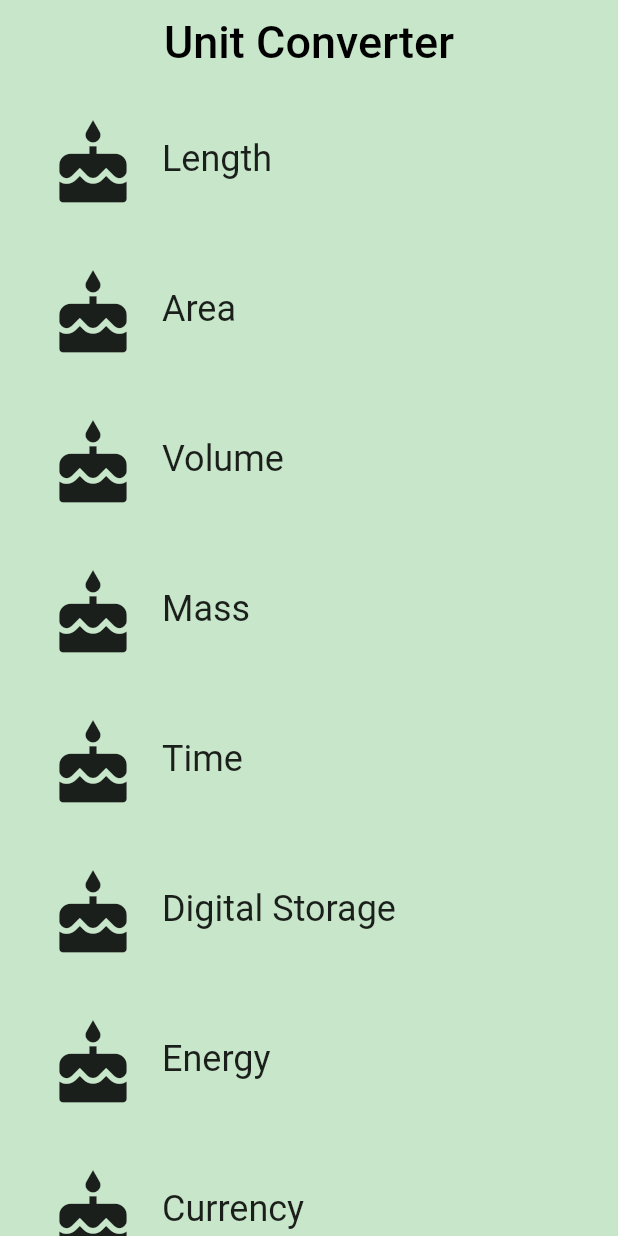
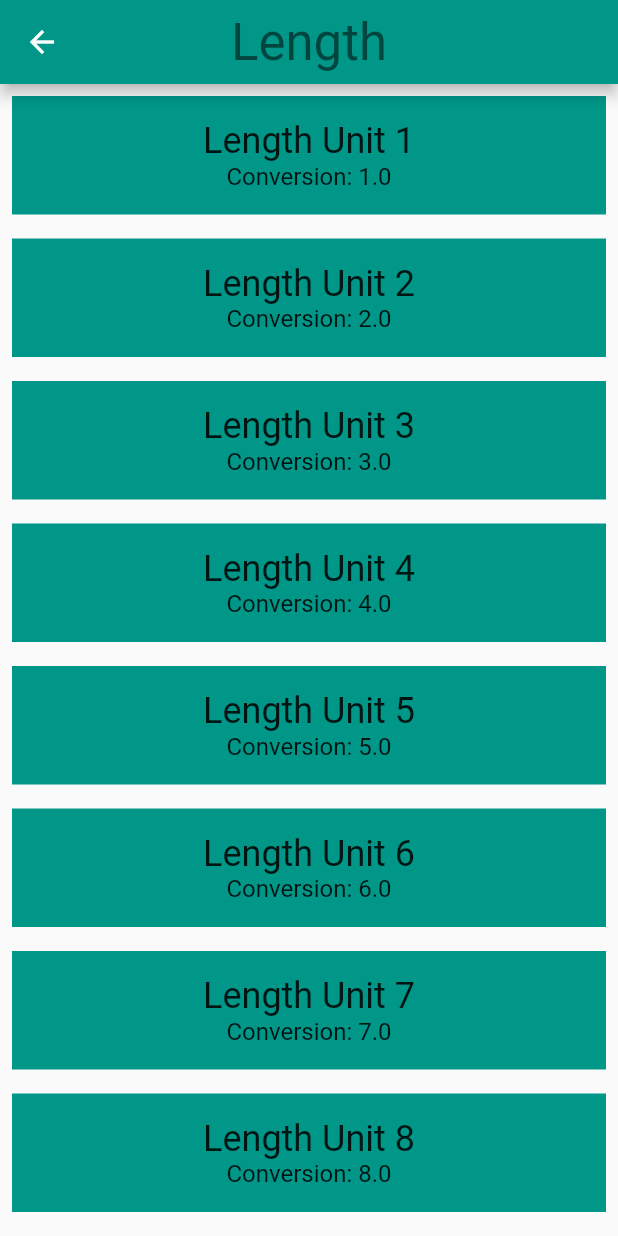
Before and after one commit to runnerro4d/Flutter, a Flutter app: the screen it shows after launch, after a tap on "Length", on a phone screen of 412 x 824 dp. Run offline on Flutter 3.47's test engine with Material 2 defaults, Android fonts, the phone set to English and light mode, and no system bars.

Commit message:
Responsive App

```diff
--- a/lib/category.dart
+++ b/lib/category.dart
@@ -7,6 +7,9 @@
 import 'package:flutter/material.dart';
 // @required is defined in the meta.dart package
 import 'package:meta/meta.dart';
+
+import 'converter_route.dart';
+import 'unit.dart';
 
 // We use an underscore to indicate that these variables are private.
 // See https://www.dartlang.org/guides/language/effective-dart/design#libraries
@@ -21,6 +24,7 @@ class Category extends StatelessWidget {
   final String name;
   final ColorSwatch color;
   final IconData iconLocation;
+  final List<Unit> units;
 
   /// Creates a [Category].
   ///
@@ -34,10 +38,36 @@ class Category extends StatelessWidget {
     @required this.name,
     @required this.color,
     @required this.iconLocation,
+    @required this.units,
   })  : assert(name != null),
         assert(color != null),
         assert(iconLocation != null),
+        assert(units != null),
         super(key: key);
+
+  /// Navigates to the [ConverterRoute].
+  void _navigateToConverter(BuildContext context) {
+    // TODO: Using the Navigator, navigate to the [ConverterRoute]
+    if (Navigator.of(context).canPop()) {
+      Navigator.of(context).pop();
+    }
+
+    Navigator.of(context)
+        .push(MaterialPageRoute(builder: (BuildContext context) {
+      return Scaffold(
+          appBar: AppBar(
+            backgroundColor: color,
+            title: Text(name,style: Theme.of(context).textTheme.display1,),
+            centerTitle: true,
+
+          ),
+          body: ConverterRoute(
+            units: units,
+            name: name,
+            color: color,
+          ));
+    }));
+  }
 
   /// Builds a custom widget that shows [Category] information.
   ///
@@ -58,8 +88,10 @@ class Category extends StatelessWidget {
           splashColor: color,
           // We can use either the () => function() or the () { function(); }
           // syntax.
+          // TODO: Update this onTap property to call _navigateToConverter()
           onTap: () {
             print('I was tapped!');
+            _navigateToConverter(context);
           },
           child: Padding(
             padding: EdgeInsets.all(8.0),
--- a/lib/category_route.dart
+++ b/lib/category_route.dart
@@ -3,7 +3,9 @@
 // found in the LICENSE file.
 
 import 'package:flutter/material.dart';
+
 import 'category.dart';
+import 'unit.dart';
 
 final _backgroundColor = Colors.green[100];
 
@@ -39,44 +41,57 @@ class CategoryRoute extends StatelessWidget {
     Colors.red,
   ];
 
+  /// Makes the correct number of rows for the list view.
+  ///
+  /// For portrait, we use a [ListView].
+  Widget _buildCategoryWidgets(List<Widget> categories) {
+    return ListView.builder(
+      itemBuilder: (BuildContext context, int index) => categories[index],
+      itemCount: categories.length,
+    );
+  }
 
-Widget _buildCategoryWidgets(List<Widget> categories){
-  return ListView.builder(itemBuilder: (BuildContext context, int index) => categories[index],
-      itemCount: categories.length,
-  );
-}
-
+  /// Returns a list of mock [Unit]s.
+  List<Unit> _retrieveUnitList(String categoryName) {
+    return List.generate(10, (int i) {
+      i += 1;
+      return Unit(
+        name: '$categoryName Unit $i',
+        conversion: i.toDouble(),
+      );
+    });
+  }
 
   @override
   Widget build(BuildContext context) {
-
     final categories = <Category>[];
 
-    for(var i = 0; i < _categoryNames.length; i++){
-      categories.add(Category(name: _categoryNames[i],
-          color: _baseColors[i],
-          iconLocation: Icons.cake));
+    for (var i = 0; i < _categoryNames.length; i++) {
+      categories.add(Category(
+        name: _categoryNames[i],
+        color: _baseColors[i],
+        iconLocation: Icons.cake,
+        units: _retrieveUnitList(_categoryNames[i]),
+      ));
     }
-    // TODO: Create a list of the eight Categories, using the names and colors
-    // from above. Use a placeholder icon, such as `Icons.cake` for each
-    // Category. We'll add custom icons later.
 
-    // TODO: Create a list view of the Categories
     final listView = Container(
       color: _backgroundColor,
-      padding: EdgeInsets.only(left: 8.0, right: 8.0),
-      child: _buildCategoryWidgets(categories)
+      padding: EdgeInsets.symmetric(horizontal: 8.0),
+      child: _buildCategoryWidgets(categories),
     );
 
-    // TODO: Create an App Bar
     final appBar = AppBar(
-      backgroundColor: _backgroundColor,
+      elevation: 0.0,
       title: Text(
         'Unit Converter',
-        style: TextStyle(fontSize: 30.0, color: Colors.black),
+        style: TextStyle(
+          color: Colors.black,
+          fontSize: 30.0,
+        ),
       ),
       centerTitle: true,
-      elevation: 0.0,
+      backgroundColor: _backgroundColor,
     );
 
     return Scaffold(
--- /dev/null
+++ b/lib/converter_route.dart
@@ -0,0 +1,60 @@
+// Copyright 2018 The Chromium Authors. All rights reserved.
+// Use of this source code is governed by a BSD-style license that can be
+// found in the LICENSE file.
+
+import 'package:flutter/material.dart';
+import 'package:meta/meta.dart';
+
+import 'unit.dart';
+
+/// Converter screen where users can input amounts to convert.
+///
+/// Currently, it just displays a list of mock units.
+///
+/// While it is named ConverterRoute, a more apt name would be ConverterScreen,
+/// because it is responsible for the UI at the route's destination.
+class ConverterRoute extends StatelessWidget {
+  /// Units for this [Category].
+  final List<Unit> units;
+  final String name;
+  final ColorSwatch color;
+
+  /// This [ConverterRoute] requires the name, color, and units to not be null.
+  // TODO: Pass in the [Category]'s name and color
+  const ConverterRoute({
+    @required this.units,
+    @required this.name,
+    @required this.color
+  }) : assert(units != null),
+        assert(name != null),
+        assert(color != null);
+
+  @override
+  Widget build(BuildContext context) {
+    // Here is just a placeholder for a list of mock units
+    final unitWidgets = units.map((Unit unit) {
+      // TODO: Set the color for this Container
+      return Container(
+        color: color,
+        margin: EdgeInsets.all(8.0),
+        padding: EdgeInsets.all(16.0),
+        child: Column(
+          children: <Widget>[
+            Text(
+              unit.name,
+              style: Theme.of(context).textTheme.headline,
+            ),
+            Text(
+              'Conversion: ${unit.conversion}',
+              style: Theme.of(context).textTheme.subhead,
+            ),
+          ],
+        ),
+      );
+    }).toList();
+
+    return ListView(
+      children: unitWidgets,
+    );
+  }
+}
--- /dev/null
+++ b/lib/unit.dart
@@ -0,0 +1,27 @@
+// Copyright 2018 The Chromium Authors. All rights reserved.
+// Use of this source code is governed by a BSD-style license that can be
+// found in the LICENSE file.
+
+import 'package:meta/meta.dart';
+
+/// Information about a [Unit].
+class Unit {
+  final String name;
+  final double conversion;
+
+  /// A [Unit] stores its name and conversion factor.
+  ///
+  /// An example would be 'Meter' and '1.0'.
+  const Unit({
+    @required this.name,
+    @required this.conversion,
+  })  : assert(name != null),
+        assert(conversion != null);
+
+  /// Creates a [Unit] from a JSON object.
+  Unit.fromJson(Map jsonMap)
+      : assert(jsonMap['name'] != null),
+        assert(jsonMap['conversion'] != null),
+        name = jsonMap['name'],
+        conversion = jsonMap['conversion'].toDouble();
+}
```
Also changed, not shown: lib/main.dart (+12 -4 lines), lib/generated/i18n.dart (added). Lines whose indentation alone changed are shown as unchanged.
